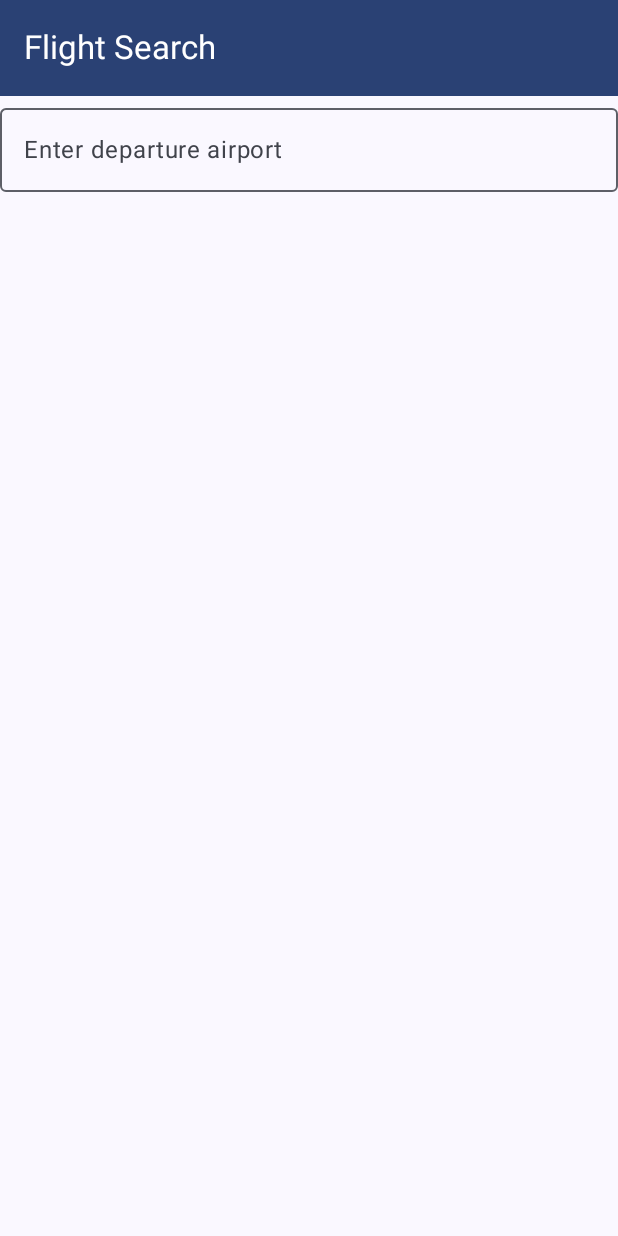
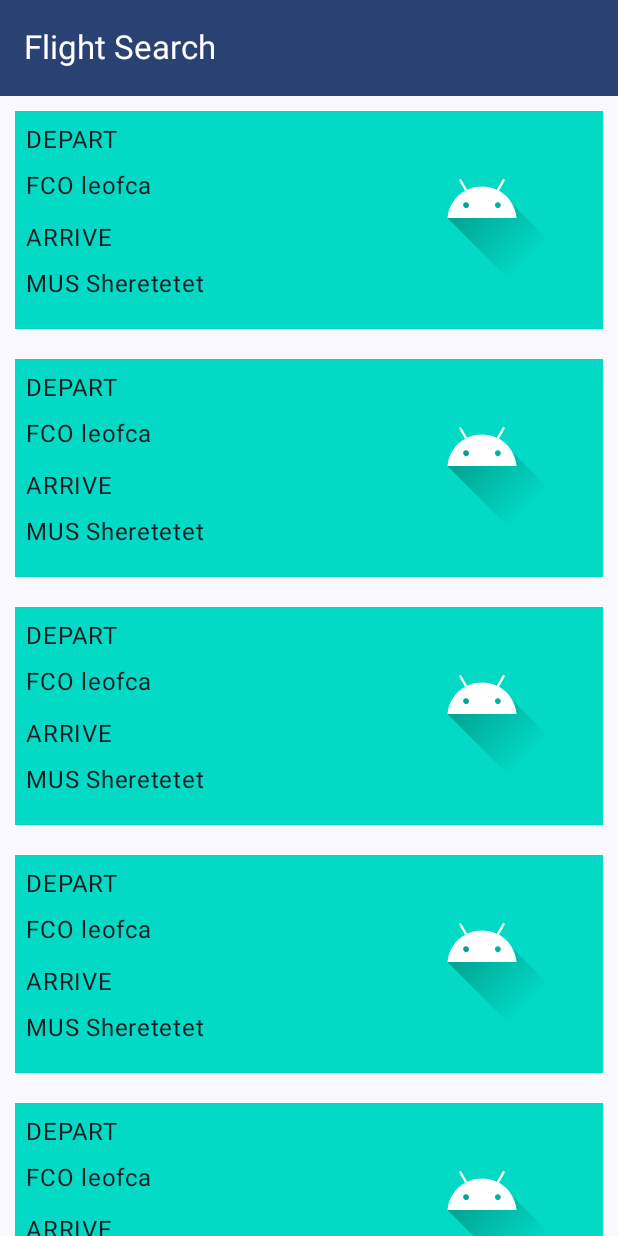
Before and after one commit to AntonVzdor/PracticalWork, an Android app built with Jetpack Compose: the screen it shows after launch (MainActivity), on a phone screen of 412 x 824 dp. Run offline under Robolectric (Android 15) with nearby library versions, the phone set to English and light mode, and no system bars.

Commit message:
16 практическая. начало. первые наброски UI.

```diff
--- /dev/null
+++ b/app/src/main/java/com/example/practicalwork/uiScreen/InfoBlock.kt
@@ -0,0 +1,78 @@
+package com.example.practicalwork.uiScreen
+
+import androidx.compose.foundation.Image
+import androidx.compose.foundation.background
+import androidx.compose.foundation.layout.Box
+import androidx.compose.foundation.layout.Column
+import androidx.compose.foundation.layout.Row
+import androidx.compose.foundation.layout.Spacer
+import androidx.compose.foundation.layout.fillMaxWidth
+import androidx.compose.foundation.layout.padding
+import androidx.compose.material3.Text
+import androidx.compose.runtime.Composable
+import androidx.compose.ui.Modifier
+import androidx.compose.ui.res.colorResource
+import androidx.compose.ui.res.painterResource
+import androidx.compose.ui.tooling.preview.Preview
+import androidx.compose.ui.unit.dp
+import com.example.practicalwork.R
+
+@Composable
+fun InfoBlock(
+    departTitle: String,
+    departName: String,
+    arriveTitle: String,
+    arriveName: String,
+) {
+    Box(
+        modifier = Modifier
+            .padding(all = 10.dp)
+            .background(
+                color = colorResource(
+                    R.color.teal_200
+                )
+            )
+    ) {
+
+        Row(
+            modifier = Modifier
+                .padding(all = 7.dp)
+                .fillMaxWidth()
+        ) {
+            Column {
+                Text(text = "DEPART")
+                Spacer(modifier = Modifier.padding(3.dp))
+                Row {
+                    Text(text = departTitle)
+                    Spacer(modifier = Modifier.padding(2.dp))
+                    Text(text = departName)
+                }
+                Spacer(modifier = Modifier.padding(5.dp))
+                Text(text = "ARRIVE")
+                Spacer(modifier = Modifier.padding(3.dp))
+                Row {
+                    Text(text = arriveTitle)
+                    Spacer(modifier = Modifier.padding(2.dp))
+                    Text(text = arriveName)
+                }
+            }
+            Spacer(modifier = Modifier.padding(65.dp))
+            Image(
+                painter = painterResource(R.drawable.ic_launcher_foreground),
+                contentDescription = "no"
+
+            )
+        }
+    }
+}
+
+@Preview
+@Composable
+fun PreviewInfoBlock(){
+    InfoBlock(
+        "FCO",
+        "leofca",
+        "MUS",
+        "Sheretetet"
+    )
+}
--- a/app/src/main/java/com/example/practicalwork/uiScreen/mainScreen.kt
+++ b/app/src/main/java/com/example/practicalwork/uiScreen/mainScreen.kt
@@ -2,8 +2,10 @@ package com.example.practicalwork.uiScreen
 
 import androidx.compose.foundation.layout.Column
 import androidx.compose.foundation.layout.fillMaxWidth
+import androidx.compose.foundation.layout.padding
 import androidx.compose.foundation.lazy.LazyColumn
 import androidx.compose.material3.OutlinedTextField
+import androidx.compose.material3.Scaffold
 import androidx.compose.material3.Text
 import androidx.compose.runtime.Composable
 import androidx.compose.runtime.getValue
@@ -19,7 +21,9 @@ fun MainScreenApp(){
     var query by remember { mutableStateOf("") }
 
     Column {
-        TopBarMainScreen()
+        Scaffold(
+            topBar = { TopBarMainScreen() }
+        ) { innerPadding ->
 
         OutlinedTextField(
             value = query,
@@ -27,11 +31,25 @@ fun MainScreenApp(){
             label = { Text("Enter departure airport") },
             modifier = Modifier.fillMaxWidth()
         )
-        LazyColumn {
 
+            LazyColumn(modifier = Modifier
+                .padding(innerPadding)) {
+
+                items(15) {
+                    InfoBlock(
+                        "FCO",
+                        "leofca",
+                        "MUS",
+                        "Sheretetet"
+                    )
+                }
+            }
         }
+
     }
 }
+
+
 
 @Preview
 @Composable
```
